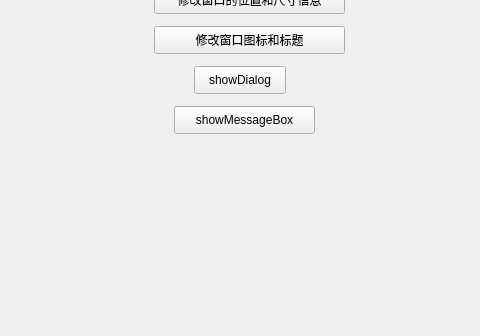
The window that Qt_Demo_09_WindowTest/mainwindow.ui (BigheadofLiu/qt_learn) describes before a commit, drawn with Qt 5; both pictures show x 116 to 596 and y 264 to 600 of the 800 by 600 pixel window.
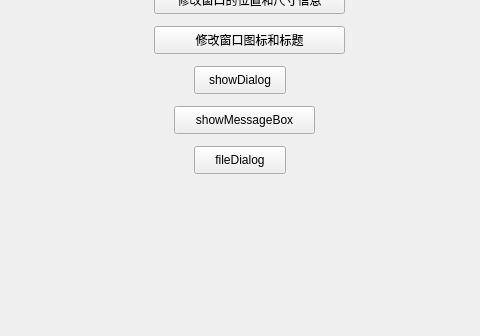
The same window after the commit.

```diff
--- a/Qt_Demo_09_WindowTest/mainwindow.ui
+++ b/Qt_Demo_09_WindowTest/mainwindow.ui
@@ -92,6 +92,19 @@
      <string>showMessageBox</string>
     </property>
    </widget>
+   <widget class="QPushButton" name="pushButton_5">
+    <property name="geometry">
+     <rect>
+      <x>310</x>
+      <y>410</y>
+      <width>92</width>
+      <height>28</height>
+     </rect>
+    </property>
+    <property name="text">
+     <string>fileDialog</string>
+    </property>
+   </widget>
   </widget>
   <widget class="QMenuBar" name="menubar">
    <property name="geometry">
```
